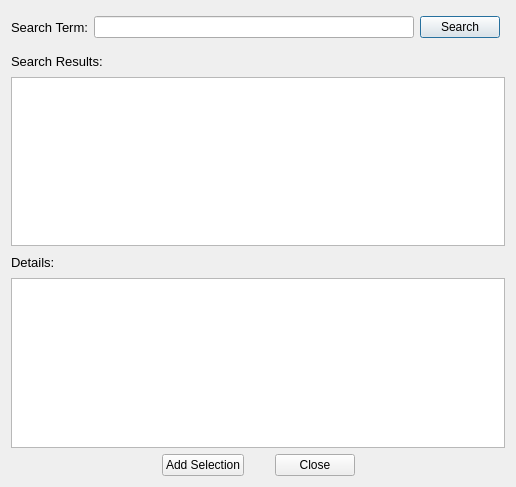
Above: pymdwizard/gui/ui_files/ThesaurusSearch.ui from DOI-USGS/fort-pymdwizard before the change. Below: the same form after it.
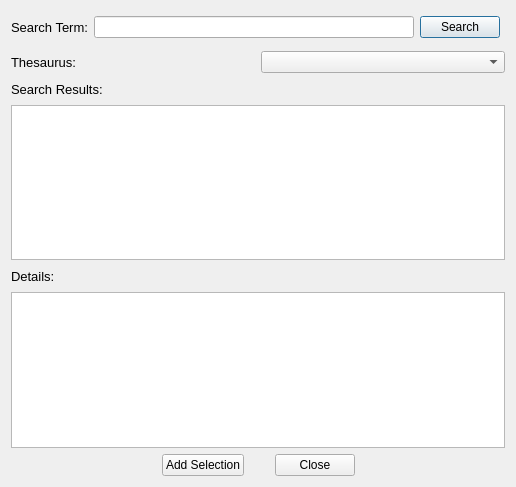
That is the form after the change.

Commit message: Update the search widget to all user to select search thesauri or all

```diff
--- a/pymdwizard/gui/ui_files/ThesaurusSearch.ui
+++ b/pymdwizard/gui/ui_files/ThesaurusSearch.ui
@@ -84,6 +84,42 @@
            </item>
           </layout>
          </item>
+         <item>
+          <layout class="QHBoxLayout" name="horizontalLayout_dropdown">
+           <item>
+            <widget class="QLabel" name="label_thesaurus">
+             <property name="font">
+              <font>
+               <family>Arial</family>
+               <pointsize>10</pointsize>
+              </font>
+             </property>
+             <property name="text">
+              <string>Thesaurus:</string>
+             </property>
+            </widget>
+           </item>
+           <item>
+            <widget class="QComboBox" name="thesaurus_dropdown">
+             <property name="toolTip">
+              <string>Select a thesaurus to search</string>
+             </property>
+             <item>
+              <string>All</string>
+             </item>
+             <item>
+              <string>Thesaurus 1</string>
+             </item>
+             <item>
+              <string>Thesaurus 2</string>
+             </item>
+             <item>
+              <string>Thesaurus 3</string>
+             </item>
+            </widget>
+           </item>
+          </layout>
+         </item>
          <item>
           <layout class="QHBoxLayout" name="horizontalLayout_6">
            <item>
```
The commit also changes 2 other files.
